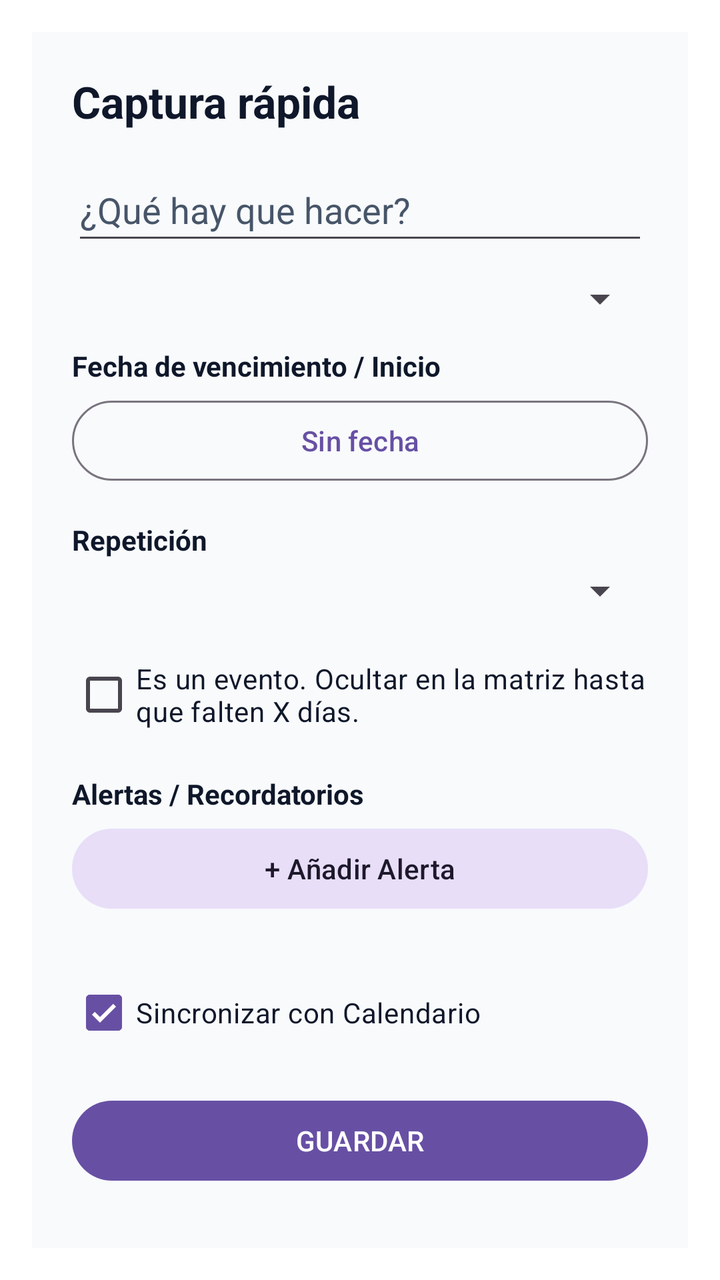
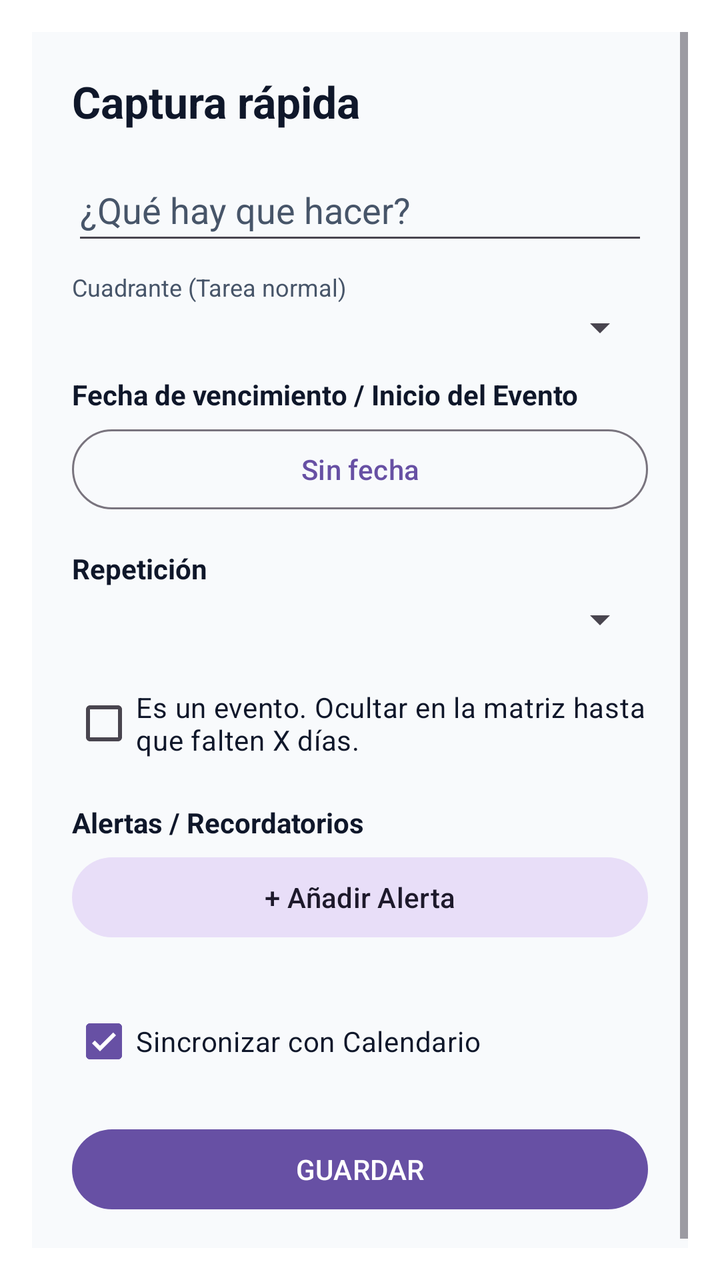

The first picture is an Android layout as it rendered before a commit; the second is the same layout after the commit. The layout source and the unified diff follow.
<!-- AndroidManifest.xml: activity theme QuickAddTheme -->
<!-- res/layout/activity_quick_add.xml -->
<?xml version="1.0" encoding="utf-8"?>
<ScrollView xmlns:android="http://schemas.android.com/apk/res/android"
    xmlns:app="http://schemas.android.com/apk/res-auto"
    android:layout_width="match_parent"
    android:layout_height="wrap_content"
    android:background="@color/app_background">

    <LinearLayout
        android:layout_width="match_parent"
        android:layout_height="wrap_content"
        android:orientation="vertical"
        android:padding="20dp">

        <RelativeLayout
            android:layout_width="match_parent"
            android:layout_height="wrap_content">
            <TextView
                android:id="@+id/quickTitle"
                android:layout_width="wrap_content"
                android:layout_height="wrap_content"
                android:layout_alignParentStart="true"
                android:layout_centerVertical="true"
                android:text="Captura rápida"
                android:textColor="@color/text_primary"
                android:textSize="22sp"
                android:textStyle="bold" />
            <ImageButton
                android:id="@+id/btnDeleteTask"
                android:layout_width="48dp"
                android:layout_height="48dp"
                android:layout_alignParentEnd="true"
                android:layout_centerVertical="true"
                android:background="?attr/selectableItemBackgroundBorderless"
                android:src="@android:drawable/ic_menu_delete"
                android:visibility="gone" />
        </RelativeLayout>

        <EditText
            android:id="@+id/quickInput"
            android:layout_width="match_parent"
            android:layout_height="wrap_content"
            android:layout_marginTop="14dp"
            android:hint="¿Qué hay que hacer?"
            android:textColorHint="@color/text_secondary"
            android:textColor="@color/text_primary"
            android:inputType="textCapSentences|textMultiLine"
            android:maxLines="3"
            android:minHeight="48dp" />

        <Spinner
            android:id="@+id/quickQuadrant"
            android:layout_width="match_parent"
            android:layout_height="wrap_content"
            android:layout_marginTop="10dp" />

        <TextView
            android:layout_width="match_parent"
            android:layout_height="wrap_content"
            android:layout_marginTop="12dp"
            android:text="Fecha de vencimiento / Inicio"
            android:textColor="@color/text_primary"
            android:textSize="14sp"
            android:textStyle="bold"/>

        <com.google.android.material.button.MaterialButton
            android:id="@+id/quickDateBtn"
            style="@style/Widget.Material3.Button.OutlinedButton"
            android:layout_width="match_parent"
            android:layout_height="wrap_content"
            android:layout_marginTop="4dp"
            android:text="Sin fecha" />

        
        <TextView
            android:layout_width="match_parent"
            android:layout_height="wrap_content"
            android:layout_marginTop="16dp"
            android:text="Repetición"
            android:textColor="@color/text_primary"
            android:textSize="14sp"
            android:textStyle="bold"/>
        <Spinner
            android:id="@+id/spinnerRecurrence"
            android:layout_width="match_parent"
            android:layout_height="wrap_content"
            android:layout_marginTop="4dp" />

        
        <CheckBox
            android:id="@+id/checkIsEvent"
            android:layout_width="match_parent"
            android:layout_height="wrap_content"
            android:layout_marginTop="16dp"
            android:textColor="@color/text_primary"
            android:text="Es un evento. Ocultar en la matriz hasta que falten X días." />

        <LinearLayout
            android:id="@+id/layoutEventOptions"
            android:layout_width="match_parent"
            android:layout_height="wrap_content"
            android:orientation="vertical"
            android:visibility="gone">

            <TextView
                android:layout_width="match_parent"
                android:layout_height="wrap_content"
                android:layout_marginTop="8dp"
                android:text="Días de antelación para aparecer en la matriz:"
                android:textColor="@color/text_secondary"
                android:textSize="12sp"/>
            <Spinner
                android:id="@+id/spinnerAdvanceNotice"
                android:layout_width="match_parent"
                android:layout_height="wrap_content"
                android:layout_marginTop="4dp" />

            <TextView
                android:layout_width="match_parent"
                android:layout_height="wrap_content"
                android:layout_marginTop="8dp"
                android:text="Aparecer en el cuadrante (antes del evento):"
                android:textColor="@color/text_secondary"
                android:textSize="12sp"/>
            <Spinner
                android:id="@+id/spinnerQuadrantBefore"
                android:layout_width="match_parent"
                android:layout_height="wrap_content"
                android:layout_marginTop="4dp" />

            <TextView
                android:layout_width="match_parent"
                android:layout_height="wrap_content"
                android:layout_marginTop="8dp"
                android:text="Mover al cuadrante (el día del evento):"
                android:textColor="@color/text_secondary"
                android:textSize="12sp"/>
            <Spinner
                android:id="@+id/spinnerQuadrantOnDay"
                android:layout_width="match_parent"
                android:layout_height="wrap_content"
                android:layout_marginTop="4dp" />
        </LinearLayout>

        
        <TextView
            android:layout_width="match_parent"
            android:layout_height="wrap_content"
            android:layout_marginTop="16dp"
            android:text="Alertas / Recordatorios"
            android:textColor="@color/text_primary"
            android:textSize="14sp"
            android:textStyle="bold"/>

        <com.google.android.material.button.MaterialButton
            android:id="@+id/btnAddReminder"
            style="@style/Widget.Material3.Button.TonalButton"
            android:layout_width="match_parent"
            android:layout_height="wrap_content"
            android:layout_marginTop="4dp"
            android:text="+ Añadir Alerta" />

        <LinearLayout
            android:id="@+id/containerReminders"
            android:layout_width="match_parent"
            android:layout_height="wrap_content"
            android:layout_marginTop="8dp"
            android:orientation="vertical" />

        <CheckBox
            android:id="@+id/quickCalendarCheck"
            android:layout_width="match_parent"
            android:layout_height="wrap_content"
            android:layout_marginTop="16dp"
            android:checked="true"
            android:textColor="@color/text_primary"
            android:text="Sincronizar con Calendario" />

        <Button
            android:id="@+id/quickSave"
            android:layout_width="match_parent"
            android:layout_height="wrap_content"
            android:layout_marginTop="16dp"
            android:text="GUARDAR" />
    </LinearLayout>
</ScrollView>
<!-- resources referenced by this layout -->
<resources>
  <color name="app_background">#F8FAFC</color>
  <color name="text_primary">#0F172A</color>
  <color name="text_secondary">#475569</color>
  <style name="QuickAddTheme" parent="Theme.Material3.DayNight.Dialog.Alert">
          <item name="android:windowIsTranslucent">true</item>
          <item name="android:windowCloseOnTouchOutside">true</item>
      </style>
</resources>

<!-- the commit's change to res/layout/activity_quick_add.xml (unified diff, before → after) -->
@@ -47,21 +47,34 @@
             android:maxLines="3"
             android:minHeight="48dp" />
 
-        <Spinner
-            android:id="@+id/quickQuadrant"
-            android:layout_width="match_parent"
-            android:layout_height="wrap_content"
-            android:layout_marginTop="10dp" />
-
+        
+        <LinearLayout
+            android:id="@+id/layoutBaseQuadrant"
+            android:layout_width="match_parent"
+            android:layout_height="wrap_content"
+            android:orientation="vertical">
+            <TextView
+                android:layout_width="match_parent"
+                android:layout_height="wrap_content"
+                android:layout_marginTop="8dp"
+                android:text="Cuadrante (Tarea normal)"
+                android:textColor="@color/text_secondary"
+                android:textSize="12sp"/>
+            <Spinner
+                android:id="@+id/quickQuadrant"
+                android:layout_width="match_parent"
+                android:layout_height="wrap_content" />
+        </LinearLayout>
+
+        
         <TextView
             android:layout_width="match_parent"
             android:layout_height="wrap_content"
             android:layout_marginTop="12dp"
-            android:text="Fecha de vencimiento / Inicio"
+            android:text="Fecha de vencimiento / Inicio del Evento"
             android:textColor="@color/text_primary"
             android:textSize="14sp"
             android:textStyle="bold"/>
-
         <com.google.android.material.button.MaterialButton
             android:id="@+id/quickDateBtn"
             style="@style/Widget.Material3.Button.OutlinedButton"
@@ -94,51 +107,63 @@
             android:textColor="@color/text_primary"
             android:text="Es un evento. Ocultar en la matriz hasta que falten X días." />
 
+        
         <LinearLayout
             android:id="@+id/layoutEventOptions"
             android:layout_width="match_parent"
             android:layout_height="wrap_content"
             android:orientation="vertical"
-            android:visibility="gone">
-
-            <TextView
-                android:layout_width="match_parent"
-                android:layout_height="wrap_content"
-                android:layout_marginTop="8dp"
-                android:text="Días de antelación para aparecer en la matriz:"
-                android:textColor="@color/text_secondary"
-                android:textSize="12sp"/>
-            <Spinner
-                android:id="@+id/spinnerAdvanceNotice"
-                android:layout_width="match_parent"
-                android:layout_height="wrap_content"
-                android:layout_marginTop="4dp" />
-
-            <TextView
-                android:layout_width="match_parent"
-                android:layout_height="wrap_content"
-                android:layout_marginTop="8dp"
-                android:text="Aparecer en el cuadrante (antes del evento):"
-                android:textColor="@color/text_secondary"
-                android:textSize="12sp"/>
-            <Spinner
-                android:id="@+id/spinnerQuadrantBefore"
-                android:layout_width="match_parent"
-                android:layout_height="wrap_content"
-                android:layout_marginTop="4dp" />
-
-            <TextView
-                android:layout_width="match_parent"
-                android:layout_height="wrap_content"
-                android:layout_marginTop="8dp"
-                android:text="Mover al cuadrante (el día del evento):"
-                android:textColor="@color/text_secondary"
-                android:textSize="12sp"/>
-            <Spinner
-                android:id="@+id/spinnerQuadrantOnDay"
-                android:layout_width="match_parent"
-                android:layout_height="wrap_content"
-                android:layout_marginTop="4dp" />
+            android:visibility="gone"
+            android:background="@color/card_background"
+            android:padding="12dp"
+            android:layout_marginTop="8dp">
+
+            
+            <TextView
+                android:layout_width="match_parent"
+                android:layout_height="wrap_content"
+                android:text="FASE 1: Planificación Lejana"
+                android:textColor="@color/text_primary"
+                android:textStyle="bold"/>
+            
+            <LinearLayout android:layout_width="match_parent" android:layout_height="wrap_content" android:orientation="horizontal" android:layout_marginTop="4dp" android:gravity="center_vertical">
+                <EditText android:id="@+id/etDaysPhase1" android:layout_width="70dp" android:layout_height="wrap_content" android:inputType="number" android:text="30" android:hint="Días"/>
+                <TextView android:layout_width="wrap_content" android:layout_height="wrap_content" android:text="días antes" android:layout_marginStart="8dp" android:layout_marginEnd="8dp"/>
+                <ImageButton android:id="@+id/btnCalPhase1" android:layout_width="40dp" android:layout_height="40dp" android:src="@android:drawable/ic_menu_my_calendar" android:background="?attr/selectableItemBackgroundBorderless"/>
+                <Spinner android:id="@+id/spinnerPhase1Quadrant" android:layout_width="match_parent" android:layout_height="wrap_content" android:layout_marginStart="8dp"/>
+            </LinearLayout>
+
+            
+            <TextView
+                android:layout_width="match_parent"
+                android:layout_height="wrap_content"
+                android:layout_marginTop="12dp"
+                android:text="FASE 2: Aproximación"
+                android:textColor="@color/text_primary"
+                android:textStyle="bold"/>
+            
+            <LinearLayout android:layout_width="match_parent" android:layout_height="wrap_content" android:orientation="horizontal" android:layout_marginTop="4dp" android:gravity="center_vertical">
+                <EditText android:id="@+id/etDaysPhase2" android:layout_width="70dp" android:layout_height="wrap_content" android:inputType="number" android:text="7" android:hint="Días"/>
+                <TextView android:layout_width="wrap_content" android:layout_height="wrap_content" android:text="días antes" android:layout_marginStart="8dp" android:layout_marginEnd="8dp"/>
+                <ImageButton android:id="@+id/btnCalPhase2" android:layout_width="40dp" android:layout_height="40dp" android:src="@android:drawable/ic_menu_my_calendar" android:background="?attr/selectableItemBackgroundBorderless"/>
+                <Spinner android:id="@+id/spinnerPhase2Quadrant" android:layout_width="match_parent" android:layout_height="wrap_content" android:layout_marginStart="8dp"/>
+            </LinearLayout>
+
+            
+            <TextView
+                android:layout_width="match_parent"
+                android:layout_height="wrap_content"
+                android:layout_marginTop="12dp"
+                android:text="FASE 3: Día del Evento o Urgencia"
+                android:textColor="@color/text_primary"
+                android:textStyle="bold"/>
+            
+            <LinearLayout android:layout_width="match_parent" android:layout_height="wrap_content" android:orientation="horizontal" android:layout_marginTop="4dp" android:gravity="center_vertical">
+                <EditText android:id="@+id/etDaysPhase3" android:layout_width="70dp" android:layout_height="wrap_content" android:inputType="number" android:text="0" android:hint="Días"/>
+                <TextView android:layout_width="wrap_content" android:layout_height="wrap_content" android:text="días antes" android:layout_marginStart="8dp" android:layout_marginEnd="8dp"/>
+                <ImageButton android:id="@+id/btnCalPhase3" android:layout_width="40dp" android:layout_height="40dp" android:src="@android:drawable/ic_menu_my_calendar" android:background="?attr/selectableItemBackgroundBorderless"/>
+                <Spinner android:id="@+id/spinnerPhase3Quadrant" android:layout_width="match_parent" android:layout_height="wrap_content" android:layout_marginStart="8dp"/>
+            </LinearLayout>
         </LinearLayout>
 
         
<!-- resource entries referenced after the edit -->
@@ -1,6 +1,7 @@
 <!-- resources referenced by this layout -->
 <resources>
   <color name="app_background">#F8FAFC</color>
+  <color name="card_background">#DBEAFE</color>
   <color name="text_primary">#0F172A</color>
   <color name="text_secondary">#475569</color>
   <style name="QuickAddTheme" parent="Theme.Material3.DayNight.Dialog.Alert">
